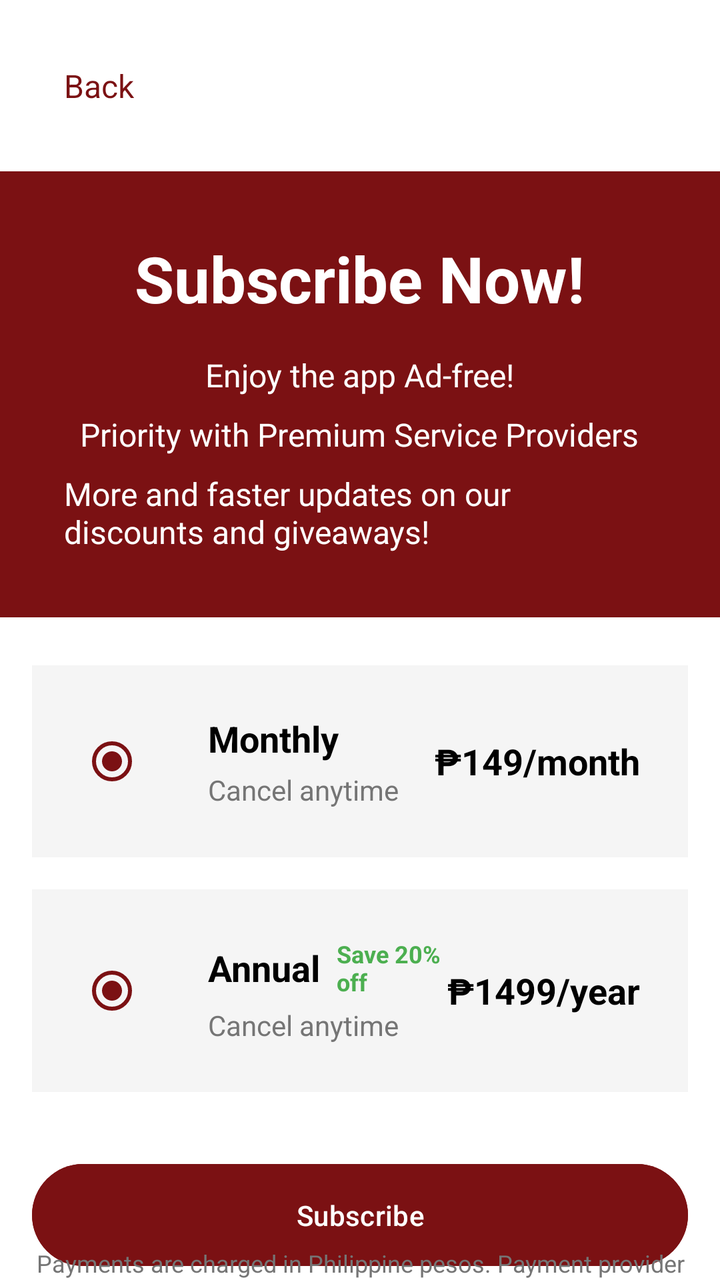
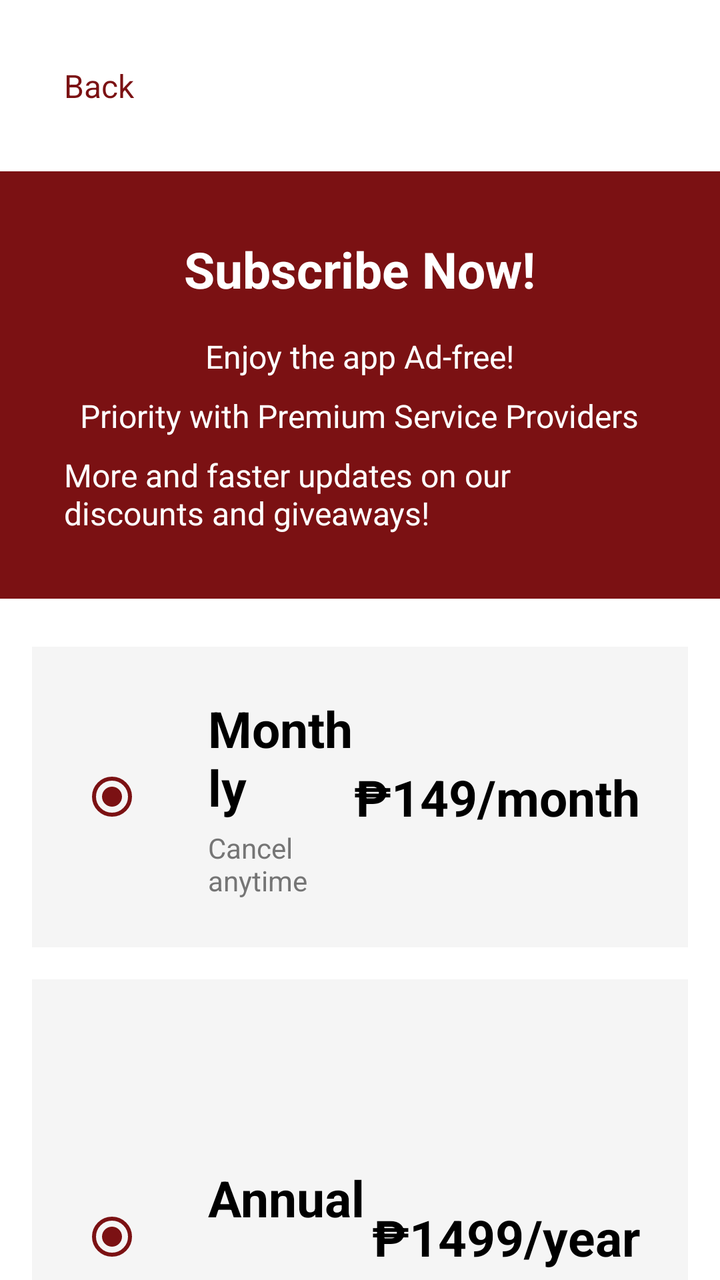

The first picture is an Android layout as it rendered before a commit; the second is the same layout after the commit. The layout source and the unified diff follow.
<!-- AndroidManifest.xml: application theme Theme.FixItFinderApp -->
<!-- res/layout/activity_subscription.xml -->
<?xml version="1.0" encoding="utf-8"?>
<androidx.constraintlayout.widget.ConstraintLayout
    xmlns:android="http://schemas.android.com/apk/res/android"
    xmlns:app="http://schemas.android.com/apk/res-auto"
    android:layout_width="match_parent"
    android:layout_height="match_parent"
    android:background="@android:color/white">

    
    <TextView
        android:id="@+id/tvBack"
        android:layout_width="wrap_content"
        android:layout_height="wrap_content"
        android:text="Back"
        android:textColor="@color/color_primary"
        android:textSize="16sp"
        android:padding="16dp"
        android:clickable="true"
        android:focusable="true"
        app:layout_constraintTop_toTopOf="parent"
        app:layout_constraintStart_toStartOf="parent"
        android:layout_marginTop="16dp"
        android:layout_marginStart="16dp" />

    
    <LinearLayout
        android:id="@+id/layoutHeader"
        android:layout_width="match_parent"
        android:layout_height="wrap_content"
        android:orientation="vertical"
        android:background="@color/color_primary"
        android:padding="32dp"
        android:gravity="center"
        android:layout_marginTop="16dp"
        app:layout_constraintTop_toBottomOf="@+id/tvBack"
        app:layout_constraintStart_toStartOf="parent"
        app:layout_constraintEnd_toEndOf="parent">

        <TextView
            android:layout_width="wrap_content"
            android:layout_height="wrap_content"
            android:text="Subscribe Now!"
            android:textSize="32sp"
            android:textStyle="bold"
            android:textColor="@color/white"
            android:layout_marginBottom="16dp" />

        <TextView
            android:layout_width="wrap_content"
            android:layout_height="wrap_content"
            android:text="Enjoy the app Ad-free!"
            android:textSize="16sp"
            android:textColor="@color/white"
            android:layout_marginBottom="8dp" />

        <TextView
            android:layout_width="wrap_content"
            android:layout_height="wrap_content"
            android:text="Priority with Premium Service Providers"
            android:textSize="16sp"
            android:textColor="@color/white"
            android:layout_marginBottom="8dp" />

        <TextView
            android:layout_width="wrap_content"
            android:layout_height="wrap_content"
            android:text="More and faster updates on our discounts and giveaways!"
            android:textSize="16sp"
            android:textColor="@color/white" />
    </LinearLayout>

    
    <LinearLayout
        android:id="@+id/layoutMonthly"
        android:layout_width="match_parent"
        android:layout_height="wrap_content"
        android:orientation="horizontal"
        android:padding="24dp"
        android:gravity="center_vertical"
        android:background="#F5F5F5"
        android:layout_marginStart="16dp"
        android:layout_marginEnd="16dp"
        android:layout_marginTop="24dp"
        app:layout_constraintTop_toBottomOf="@+id/layoutHeader"
        app:layout_constraintStart_toStartOf="parent"
        app:layout_constraintEnd_toEndOf="parent">

        <RadioButton
            android:id="@+id/radioMonthly"
            android:layout_width="wrap_content"
            android:layout_height="wrap_content"
            android:checked="true"
            android:buttonTint="@color/color_primary"
            android:layout_marginEnd="16dp" />

        <LinearLayout
            android:layout_width="0dp"
            android:layout_height="wrap_content"
            android:layout_weight="1"
            android:orientation="vertical">

            <TextView
                android:layout_width="wrap_content"
                android:layout_height="wrap_content"
                android:text="Monthly"
                android:textSize="18sp"
                android:textStyle="bold"
                android:textColor="@android:color/black" />

            <TextView
                android:layout_width="wrap_content"
                android:layout_height="wrap_content"
                android:text="Cancel anytime"
                android:textSize="14sp"
                android:textColor="#757575"
                android:layout_marginTop="4dp" />
        </LinearLayout>

        <TextView
            android:layout_width="wrap_content"
            android:layout_height="wrap_content"
            android:text="₱149/month"
            android:textSize="18sp"
            android:textStyle="bold"
            android:textColor="@android:color/black" />
    </LinearLayout>

    
    <LinearLayout
        android:id="@+id/layoutAnnual"
        android:layout_width="match_parent"
        android:layout_height="wrap_content"
        android:orientation="horizontal"
        android:padding="24dp"
        android:gravity="center_vertical"
        android:background="#F5F5F5"
        android:layout_marginStart="16dp"
        android:layout_marginEnd="16dp"
        android:layout_marginTop="16dp"
        app:layout_constraintTop_toBottomOf="@+id/layoutMonthly"
        app:layout_constraintStart_toStartOf="parent"
        app:layout_constraintEnd_toEndOf="parent">

        <RadioButton
            android:id="@+id/radioAnnual"
            android:layout_width="wrap_content"
            android:layout_height="wrap_content"
            android:checked="true"
            android:buttonTint="@color/color_primary"
            android:layout_marginEnd="16dp" />

        <LinearLayout
            android:layout_width="0dp"
            android:layout_height="wrap_content"
            android:layout_weight="1"
            android:orientation="vertical">

            <LinearLayout
                android:layout_width="wrap_content"
                android:layout_height="wrap_content"
                android:orientation="horizontal"
                android:gravity="center_vertical">

                <TextView
                    android:layout_width="wrap_content"
                    android:layout_height="wrap_content"
                    android:text="Annual"
                    android:textSize="18sp"
                    android:textStyle="bold"
                    android:textColor="@android:color/black" />

                <TextView
                    android:layout_width="wrap_content"
                    android:layout_height="wrap_content"
                    android:text="Save 20% off"
                    android:textSize="12sp"
                    android:textColor="#4CAF50"
                    android:textStyle="bold"
                    android:layout_marginStart="8dp" />
            </LinearLayout>

            <TextView
                android:layout_width="wrap_content"
                android:layout_height="wrap_content"
                android:text="Cancel anytime"
                android:textSize="14sp"
                android:textColor="#757575"
                android:layout_marginTop="4dp" />
        </LinearLayout>

        <TextView
            android:layout_width="wrap_content"
            android:layout_height="wrap_content"
            android:text="₱1499/year"
            android:textSize="18sp"
            android:textStyle="bold"
            android:textColor="@android:color/black" />
    </LinearLayout>

    
    <Button
        android:id="@+id/btnSubscribe"
        android:layout_width="0dp"
        android:layout_height="wrap_content"
        android:text="Subscribe"
        android:textColor="@color/white"
        android:backgroundTint="@color/color_primary"
        android:padding="16dp"
        android:layout_marginStart="16dp"
        android:layout_marginEnd="16dp"
        android:layout_marginTop="32dp"
        app:layout_constraintTop_toBottomOf="@+id/layoutAnnual"
        app:layout_constraintStart_toStartOf="parent"
        app:layout_constraintEnd_toEndOf="parent" />

    
    <TextView
        android:id="@+id/tvFooter"
        android:layout_width="0dp"
        android:layout_height="wrap_content"
        android:text="Payments are charged in Philippine pesos. Payment provider fees may apply. Plan automatically renews until cancelled."
        android:textSize="12sp"
        android:textColor="#757575"
        android:gravity="center"
        android:layout_marginStart="16dp"
        android:layout_marginEnd="16dp"
        android:layout_marginTop="16dp"
        android:layout_marginBottom="16dp"
        app:layout_constraintTop_toBottomOf="@+id/btnSubscribe"
        app:layout_constraintStart_toStartOf="parent"
        app:layout_constraintEnd_toEndOf="parent"
        app:layout_constraintBottom_toBottomOf="parent" />

</androidx.constraintlayout.widget.ConstraintLayout>
<!-- resources referenced by this layout -->
<resources>
  <color name="color_primary">#7B1113</color>
  <color name="white">#FFFFFFFF</color>
  <style name="Theme.FixItFinderApp" parent="Base.Theme.FixItFinderApp" />
  <style name="Base.Theme.FixItFinderApp" parent="Theme.Material3.DayNight.NoActionBar">
          <item name="colorPrimary">@color/color_primary</item>
          <item name="colorSecondary">@color/color_secondary</item>
          <item name="colorSurface">@color/color_background</item>
          <item name="colorOnSurface">@color/color_text_dark</item>
          <item name="colorPrimaryContainer">@color/color_primary</item>
          <item name="colorOnPrimary">@color/color_background</item>
      </style>
  <color name="color_secondary">#825037</color>
  <color name="color_background">#FFFFFF</color>
  <color name="color_text_dark">#2C2C2C</color>
</resources>

<!-- the commit's change to res/layout/activity_subscription.xml (unified diff, before → after) -->
@@ -40,7 +40,7 @@
             android:layout_width="wrap_content"
             android:layout_height="wrap_content"
             android:text="Subscribe Now!"
-            android:textSize="32sp"
+            android:textSize="25sp"
             android:textStyle="bold"
             android:textColor="@color/white"
             android:layout_marginBottom="16dp" />
@@ -103,7 +103,7 @@
                 android:layout_width="wrap_content"
                 android:layout_height="wrap_content"
                 android:text="Monthly"
-                android:textSize="18sp"
+                android:textSize="25sp"
                 android:textStyle="bold"
                 android:textColor="@android:color/black" />
 
@@ -120,7 +120,7 @@
             android:layout_width="wrap_content"
             android:layout_height="wrap_content"
             android:text="₱149/month"
-            android:textSize="18sp"
+            android:textSize="25sp"
             android:textStyle="bold"
             android:textColor="@android:color/black" />
     </LinearLayout>
@@ -165,7 +165,7 @@
                     android:layout_width="wrap_content"
                     android:layout_height="wrap_content"
                     android:text="Annual"
-                    android:textSize="18sp"
+                    android:textSize="25sp"
                     android:textStyle="bold"
                     android:textColor="@android:color/black" />
 
@@ -192,7 +192,7 @@
             android:layout_width="wrap_content"
             android:layout_height="wrap_content"
             android:text="₱1499/year"
-            android:textSize="18sp"
+            android:textSize="25sp"
             android:textStyle="bold"
             android:textColor="@android:color/black" />
     </LinearLayout>
